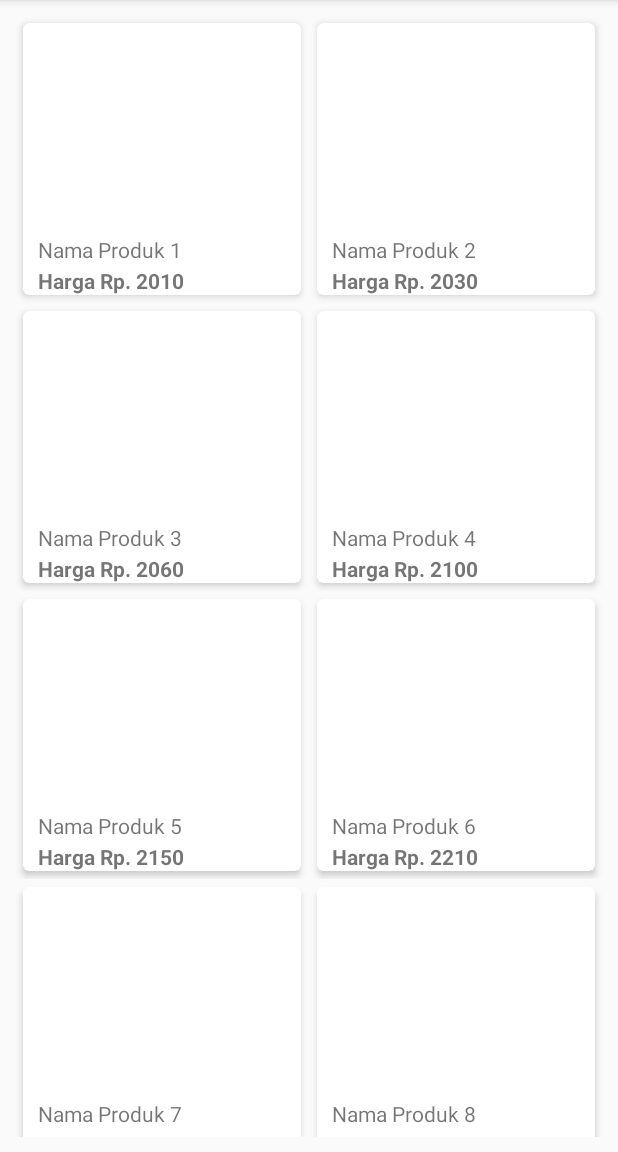
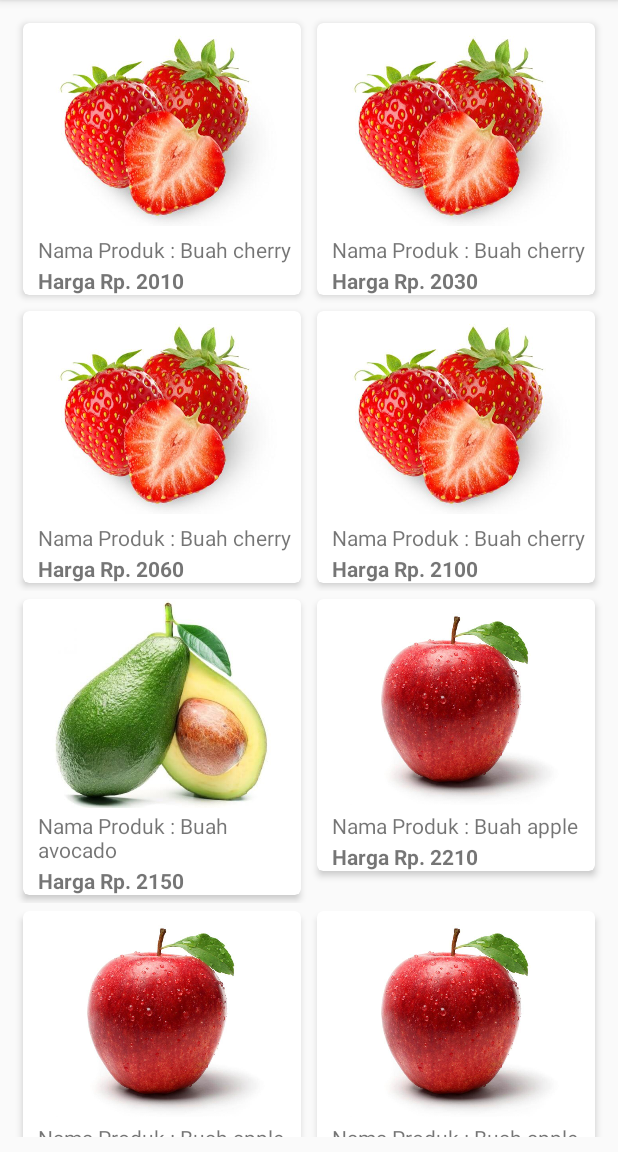
Before and after one commit to rabkawork/kotlin_adapter_recyclerview_and_cardview-, an Android app: the screen it shows after launch (MainActivity), on a phone screen of 412 x 824 dp, the part 84-1236 px from its top. Run offline under Robolectric (Android 15) with nearby library versions, the phone set to English and light mode, and no system bars.

Commit message:
showing data into recyclerview [done]

```diff
--- a/app/src/main/java/com/rab/adapter_cardview/MainActivity.kt
+++ b/app/src/main/java/com/rab/adapter_cardview/MainActivity.kt
@@ -2,11 +2,15 @@ package com.rab.adapter_cardview
 
 import androidx.appcompat.app.AppCompatActivity
 import android.os.Bundle
+import android.util.Log
 import androidx.recyclerview.widget.GridLayoutManager
 import com.rab.adapter_cardview.adapter.ProdukAdapter
 import com.rab.adapter_cardview.models.Produk
 import kotlinx.android.synthetic.main.activity_main.*
 import kotlinx.android.synthetic.main.daftar_produk.*
+import java.util.*
+import kotlin.collections.ArrayList
+import kotlin.random.Random.Default.nextInt
 
 class MainActivity : AppCompatActivity() {
 
@@ -15,16 +19,18 @@ class MainActivity : AppCompatActivity() {
     override fun onCreate(savedInstanceState: Bundle?) {
         super.onCreate(savedInstanceState)
         setContentView(R.layout.activity_main)
-
+        val vowels_list: List<String> = listOf("apple", "banana", "lemon", "strawberrie", "cherry","avocado")
         rvProduct.layoutManager = GridLayoutManager(this, 2)
 
         var price = 2000
-        for (i in 1..10) {
+        for (i in 1..20) {
             price += i * 10
-            val product = Produk("Nama Produk $i","Harga Rp. $price")
+            var rand = (0..5).random()
+            val namaProduk = "Buah " + vowels_list.get(rand)
+            val product = Produk("Nama Produk : $namaProduk","Harga Rp. $price",rand)
             products.add(product)
         }
 
-        rvProduct.adapter = ProdukAdapter(products)
+        rvProduct.adapter = ProdukAdapter(applicationContext, products)
     }
 }
--- a/app/src/main/java/com/rab/adapter_cardview/adapter/ProdukAdapter.kt
+++ b/app/src/main/java/com/rab/adapter_cardview/adapter/ProdukAdapter.kt
@@ -1,5 +1,6 @@
 package com.rab.adapter_cardview.adapter
 
+import android.content.Context
 import android.view.LayoutInflater
 import android.view.View
 import android.view.ViewGroup
@@ -9,11 +10,17 @@ import com.rab.adapter_cardview.R
 import com.rab.adapter_cardview.models.Produk
 import kotlinx.android.synthetic.main.daftar_produk.view.*
 
-class ProdukAdapter(val products: ArrayList<Produk>) : RecyclerView.Adapter<ProdukAdapter.ViewHolder>() {
+class ProdukAdapter(private val context: Context?, val products: ArrayList<Produk>) : RecyclerView.Adapter<ProdukAdapter.ViewHolder>() {
     override fun getItemCount(): Int = products.size
 
+
+
     override fun onCreateViewHolder(parent: ViewGroup, viewType: Int): ViewHolder {
-        var view : View = LayoutInflater.from(parent.context).inflate(R.layout.daftar_produk, parent, false)
+        var view : View = LayoutInflater.from(parent.context).inflate(
+            R.layout.daftar_produk,
+            parent,
+            false
+        )
 
         return ViewHolder(view)
     }
@@ -36,8 +43,17 @@ class ProdukAdapter(val products: ArrayList<Produk>) : RecyclerView.Adapter<Prod
         }
 
         fun bindData(product: Produk) {
+
+            var flags = intArrayOf(
+                R.drawable.apple,
+                R.drawable.banana,
+                R.drawable.lemon,
+                R.drawable.cherry,
+                R.drawable.strawberrie,
+                R.drawable.avocado
+            )
             this.dataProduk = product
-            //view.productImage.setImageResource(R.drawable.product)
+            view.productImage.setImageResource(flags.get(product.gambar))
             view.productName.setText(product.nama)
             view.productPrice.setText(product.harga.toString())
         }
--- a/app/src/main/java/com/rab/adapter_cardview/models/Produk.kt
+++ b/app/src/main/java/com/rab/adapter_cardview/models/Produk.kt
@@ -1,3 +1,3 @@
 package com.rab.adapter_cardview.models
 
-data class Produk(val nama : String, val harga : String)
+data class Produk(val nama : String, val harga : String, val gambar : Int)
--- a/app/src/main/res/layout/daftar_produk.xml
+++ b/app/src/main/res/layout/daftar_produk.xml
@@ -20,7 +20,7 @@
                 android:id="@+id/productImage"
                 android:layout_width="match_parent"
                 android:layout_height="140dp"
-                android:scaleType="centerCrop"/>
+              />
 
             <TextView
                 android:layout_marginTop="2px"
```
